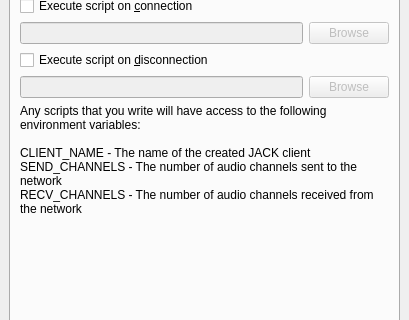
The window that src/gui/qjacktrip.ui (jacktrip/jacktrip) describes before a commit, drawn with Qt 5; both pictures show x 0 to 409 and y 124 to 444 of the 409 by 961 pixel window.
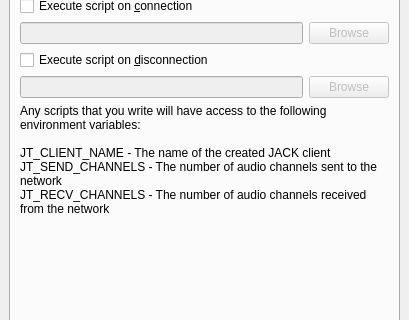
The same window after the commit. The open tabs and pages were chosen to show the change. Icons and pictures are not drawn.

Commit message: Add JT_ prefix to environment variables

Diff of the .ui file:
```diff
--- a/src/gui/qjacktrip.ui
+++ b/src/gui/qjacktrip.ui
@@ -1839,9 +1839,9 @@
           <property name="text">
            <string>Any scripts that you write will have access to the following environment variables:
 
-CLIENT_NAME - The name of the created JACK client
-SEND_CHANNELS - The number of audio channels sent to the network
-RECV_CHANNELS - The number of audio channels received from the network</string>
+JT_CLIENT_NAME - The name of the created JACK client
+JT_SEND_CHANNELS - The number of audio channels sent to the network
+JT_RECV_CHANNELS - The number of audio channels received from the network</string>
           </property>
           <property name="wordWrap">
            <bool>true</bool>
```
The commit also changes 1 other file.
